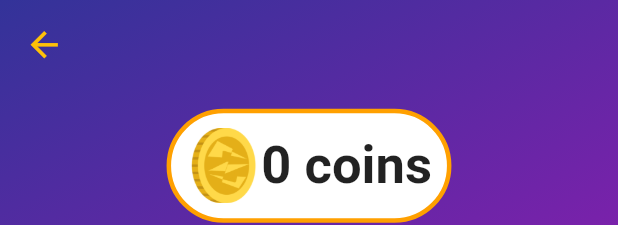
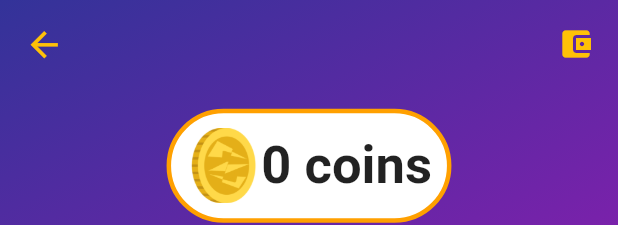
Before and after one commit to CYBERDEVILZ/ZBGAMING, a Flutter app: the BuyCoins widget shown alone on an empty page, opened directly, on a phone screen of 412 x 824 dp. Shown: the top 225 px of the screen. Run offline on Flutter 3.47's test engine with Material 2 defaults, Android fonts, the phone set to English and light mode, and no system bars; our stand-ins replace camera, cloud_firestore, firebase_auth, firebase_core, firebase_messaging, firebase_storage and 5 more; missing offline and left inert: razorpay_flutter; accounts and stored records are empty; network calls fail.

Commit message:
update ui

```diff
--- a/lib/pages/buy_coins.dart
+++ b/lib/pages/buy_coins.dart
@@ -53,8 +53,8 @@ class _BuyCoinsState extends State<BuyCoins> {
                 [
                   // back button
                   Padding(
-                    padding: const EdgeInsets.only(top: 16, left: 16, bottom: 16),
-                    child: Row(mainAxisAlignment: MainAxisAlignment.start, children: [
+                    padding: const EdgeInsets.all(16),
+                    child: Row(mainAxisAlignment: MainAxisAlignment.spaceBetween, children: [
                       GestureDetector(
                         onTap: () {
                           Navigator.pop(context);
@@ -63,6 +63,15 @@ class _BuyCoinsState extends State<BuyCoins> {
                           Icons.arrow_back,
                           color: Colors.amber,
                           size: 27,
+                        ),
+                      ),
+
+                      // navigate to withdraw
+                      GestureDetector(
+                        onTap: () {},
+                        child: const Icon(
+                          Icons.account_balance_wallet,
+                          color: Colors.amber,
                         ),
                       )
                     ]),
```
